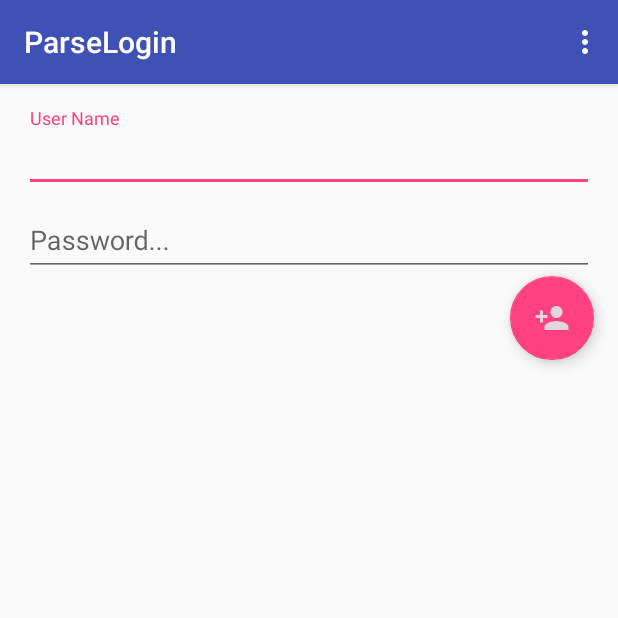
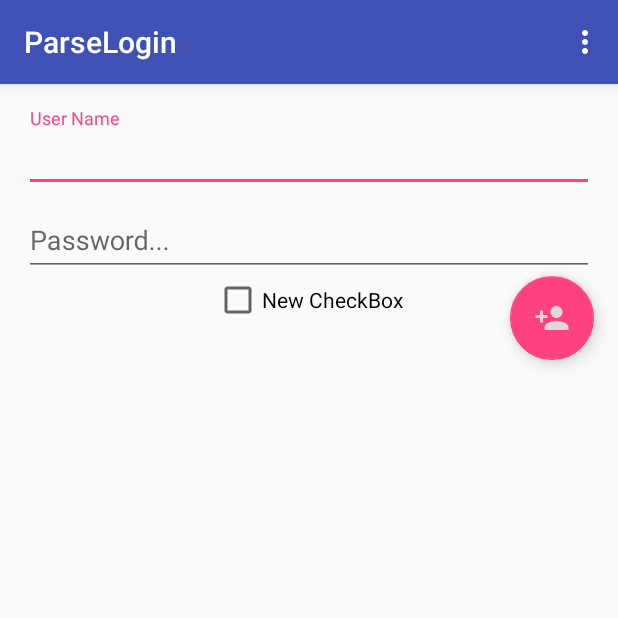
Before and after one commit to iAndroidCollege/ParseLoginUsers, an Android app: the screen it shows after launch (LoginActivity), on a phone screen of 412 x 824 dp, the top half of it. Run offline under Robolectric (Android 15) with nearby library versions, the phone set to English and light mode, and no system bars; our stand-ins replace ButterKnife; 3 statements that could not run were skipped.

Commit message:
added login as well as registration

```diff
--- a/app/build.gradle
+++ b/app/build.gradle
@@ -25,4 +25,5 @@ dependencies {
     testCompile 'junit:junit:4.12'
     compile 'com.android.support:appcompat-v7:23.1.1'
     compile 'com.android.support:design:23.1.1'
+    compile 'com.jakewharton:butterknife:7.0.1'
 }
--- a/app/src/main/java/college/edu/tomer/parselogin/AppManager.java
+++ b/app/src/main/java/college/edu/tomer/parselogin/AppManager.java
@@ -14,8 +14,10 @@ public class AppManager extends Application {
     private static Context ctx;
 
     public static ParseUser getCurrentUser(Context context) throws RuntimeException {
-        if (context.getApplicationContext() == ctx)
+        if (context.getApplicationContext() == ctx) {
+            currentUser = ParseUser.getCurrentUser();
             return currentUser;
+        }
         throw new SecurityException("Not Authorized context");
     }
 
--- a/app/src/main/java/college/edu/tomer/parselogin/LoginActivity.java
+++ b/app/src/main/java/college/edu/tomer/parselogin/LoginActivity.java
@@ -3,37 +3,107 @@ package college.edu.tomer.parselogin;
 import android.content.Intent;
 import android.os.Bundle;
 import android.support.design.widget.FloatingActionButton;
-import android.support.design.widget.Snackbar;
+import android.support.design.widget.TextInputLayout;
+import android.support.v4.app.ActivityOptionsCompat;
 import android.support.v7.app.AppCompatActivity;
 import android.support.v7.widget.Toolbar;
 import android.view.Menu;
 import android.view.MenuItem;
 import android.view.View;
+import android.widget.CheckBox;
+import android.widget.CompoundButton;
+import android.widget.EditText;
 import android.widget.Toast;
 
+import com.parse.LogInCallback;
+import com.parse.ParseException;
+import com.parse.ParseUser;
+import com.parse.SignUpCallback;
+
+import butterknife.Bind;
+import butterknife.ButterKnife;
+import butterknife.OnCheckedChanged;
+import butterknife.OnClick;
+
 public class LoginActivity extends AppCompatActivity {
+
+    @Bind(R.id.toolbar)
+    Toolbar toolbar;
+    @Bind(R.id.etUserName)
+    EditText etUserName;
+    @Bind(R.id.tilUserName)
+    TextInputLayout tilUserName;
+    @Bind(R.id.etPass)
+    EditText etPass;
+    @Bind(R.id.tilPassword)
+    TextInputLayout tilPassword;
+    @Bind(R.id.fab)
+    FloatingActionButton fab;
+    @Bind(R.id.checkboxLoginSignUp)
+    CheckBox checkboxLoginSignUp;
+    private boolean isLogin = false;
 
     @Override
     protected void onCreate(Bundle savedInstanceState) {
         super.onCreate(savedInstanceState);
         setContentView(R.layout.activity_login);
-        Toolbar toolbar = (Toolbar) findViewById(R.id.toolbar);
+        ButterKnife.bind(this);
+
         setSupportActionBar(toolbar);
 
-        FloatingActionButton fab = (FloatingActionButton) findViewById(R.id.fab);
-        fab.setOnClickListener(new View.OnClickListener() {
+        if (AppManager.getCurrentUser(this) != null) {
+            animateToHomeScreen();
+        } else Toast.makeText(LoginActivity.this,
+                "Please Login",
+                Toast.LENGTH_SHORT).show();
+
+
+    }
+
+    @OnCheckedChanged(R.id.checkboxLoginSignUp)
+    void checkedLogin(CompoundButton buttonView, boolean isChecked) {
+        isLogin = checkboxLoginSignUp.isChecked();
+        fab.setImageResource(isLogin ?
+                R.drawable.ic_login_24dp :
+                R.drawable.ic_login_add_24dp);
+    }
+
+    @OnClick(R.id.fab)
+    void fabLogin(View v) {
+        if (isLogin)
+            login();
+        else
+            register();
+    }
+
+    private void login() {
+        String name = etUserName.getText().toString();
+        String pass = etPass.getText().toString();
+        ParseUser.logInInBackground(name, pass, new LogInCallback() {
             @Override
-            public void onClick(View view) {
-                Snackbar.make(view, "Replace with your own action", Snackbar.LENGTH_LONG)
-                        .setAction("Action", null).show();
+            public void done(ParseUser user, ParseException e) {
+                if (e == null)
+                    animateToHomeScreen();
+                else
+                    Toast.makeText(LoginActivity.this, e.getLocalizedMessage(), Toast.LENGTH_SHORT).show();
             }
         });
-        if (AppManager.getCurrentUser(this) != null) {
-            animateToHomeScreen();
-        }
-        else Toast.makeText(LoginActivity.this,
-                "Please Login",
-                Toast.LENGTH_SHORT).show();
+    }
+
+    private void register() {
+        ParseUser user = new ParseUser();
+        user.setUsername(etUserName.getText().toString());
+        user.setPassword(etPass.getText().toString());
+
+        user.signUpInBackground(new SignUpCallback() {
+            @Override
+            public void done(ParseException e) {
+                if (e == null)
+                    animateToHomeScreen();
+                else
+                    Toast.makeText(LoginActivity.this, e.getLocalizedMessage(), Toast.LENGTH_SHORT).show();
+            }
+        });
     }
 
     private void animateToHomeScreen() {
@@ -41,8 +111,14 @@ public class LoginActivity extends AppCompatActivity {
                 "Hello, " + AppManager.getCurrentUser(this).getUsername(),
                 Toast.LENGTH_SHORT).show();
 
+        ActivityOptionsCompat options =
+                ActivityOptionsCompat.makeSceneTransitionAnimation(
+                        this, fab, "fab");
+
         Intent mainIntent = new Intent(this, MainActivity.class);
         startActivity(mainIntent);
+        //startActivity(mainIntent);
+        // ActivityCompat.startActivity(LoginActivity.this, mainIntent, options.toBundle());
     }
 
 
--- a/app/src/main/java/college/edu/tomer/parselogin/MainActivity.java
+++ b/app/src/main/java/college/edu/tomer/parselogin/MainActivity.java
@@ -24,7 +24,7 @@ public class MainActivity extends AppCompatActivity {
                         .setAction("Action", null).show();
             }
         });
-        getSupportActionBar().setDisplayHomeAsUpEnabled(true);
+        //getSupportActionBar().setDisplayHomeAsUpEnabled(true);
 
     }
 
--- /dev/null
+++ b/app/src/main/res/drawable/ic_login_24dp.xml
@@ -0,0 +1,18 @@
+<vector xmlns:android="http://schemas.android.com/apk/res/android"
+        android:width="24dp"
+        android:height="24dp"
+        android:viewportWidth="24.0"
+        android:viewportHeight="24.0">
+    <path
+        android:fillColor="#ffffff"
+        android:pathData="M14.69,17.1c-0.74,0.58 -1.7,0.9 -2.69,0.9s-1.95,-0.32 -2.69,-0.9c-0.22,-0.17 -0.53,-0.13 -0.7,0.09 -0.17,0.22 -0.13,0.53 0.09,0.7 0.91,0.72 2.09,1.11 3.3,1.11s2.39,-0.39 3.31,-1.1c0.22,-0.17 0.26,-0.48 0.09,-0.7 -0.17,-0.23 -0.49,-0.26 -0.71,-0.1z"/>
+    <path
+        android:fillColor="#f5f5f5"
+        android:pathData="M8.5,12.5m-1,0a1,1 0,1 1,2 0a1,1 0,1 1,-2 0"/>
+    <path
+        android:fillColor="#ffffff"
+        android:pathData="M12,0C5.37,0 0,5.37 0,12s5.37,12 12,12 12,-5.37 12,-12S18.63,0 12,0zm7.96,14.82c-1.09,3.74 -4.27,6.46 -8.04,6.46 -3.78,0 -6.96,-2.72 -8.04,-6.47 -1.19,-0.11 -2.13,-1.18 -2.13,-2.52 0,-1.27 0.85,-2.31 1.97,-2.5 2.09,-1.46 3.8,-3.49 4.09,-5.05v-0.01c1.35,2.63 6.3,5.19 11.83,5.06l0.3,-0.03c1.28,0 2.31,1.14 2.31,2.54 0,1.38 -1.02,2.51 -2.29,2.52z"/>
+    <path
+        android:fillColor="#ffffff"
+        android:pathData="M15.5,12.5m-1,0a1,1 0,1 1,2 0a1,1 0,1 1,-2 0"/>
+</vector>
--- a/app/src/main/res/layout/activity_login.xml
+++ b/app/src/main/res/layout/activity_login.xml
@@ -30,8 +30,9 @@
         android:layout_height="wrap_content"
         android:layout_gravity="bottom|end"
         android:layout_margin="@dimen/fab_margin"
-        app:layout_anchor = "@+id/tilPassword"
-        app:layout_anchorGravity="bottom|right|end"
-        android:src="@drawable/ic_login_add_24dp"/>
+        android:src="@drawable/ic_login_add_24dp"
+        app:layout_anchor="@+id/tilPassword"
+        app:layout_anchorGravity="bottom|right|end"/>
+
 
 </android.support.design.widget.CoordinatorLayout>
--- a/app/src/main/res/layout/activity_main.xml
+++ b/app/src/main/res/layout/activity_main.xml
@@ -26,10 +26,12 @@
 
     <android.support.design.widget.FloatingActionButton
         android:id="@+id/fab"
+        android:transitionName="fab"
         android:layout_width="wrap_content"
         android:layout_height="wrap_content"
         android:layout_gravity="bottom|end"
         android:layout_margin="@dimen/fab_margin"
         android:src="@android:drawable/ic_dialog_email"/>
 
+
 </android.support.design.widget.CoordinatorLayout>
--- a/app/src/main/res/layout/content_login.xml
+++ b/app/src/main/res/layout/content_login.xml
@@ -42,4 +42,12 @@
             />
     </android.support.design.widget.TextInputLayout>
 
+    <CheckBox
+        android:layout_width="wrap_content"
+        android:layout_height="wrap_content"
+        android:text="New CheckBox"
+        android:id="@+id/checkboxLoginSignUp"
+        android:layout_below="@+id/tilPassword"
+        android:layout_centerHorizontal="true"/>
+
 </RelativeLayout>
```
